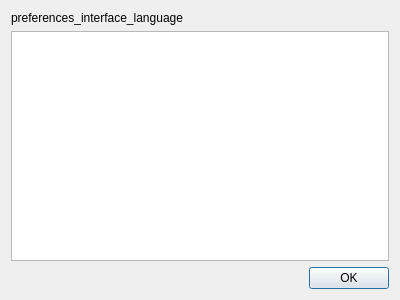
Old version of the form qt/aqt/forms/setlang.ui in the repository ankitects/anki.
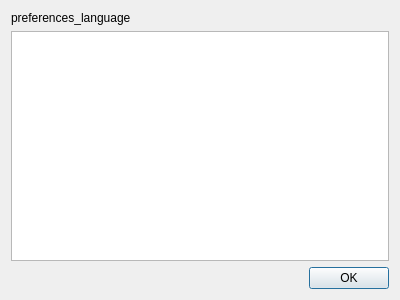
New version of the form.

Commit message:
Revamp preferences, add minimalist mode
Also:
- create additional and missing widget styles and tweak existing ones
- use single profile entry to set widget styles and reduce choices to Anki and Native

```diff
--- a/qt/aqt/forms/setlang.ui
+++ b/qt/aqt/forms/setlang.ui
@@ -17,7 +17,7 @@
    <item>
     <widget class="QLabel" name="label">
      <property name="text">
-      <string>preferences_interface_language</string>
+      <string>preferences_language</string>
      </property>
     </widget>
    </item>
```
The commit also changes 20 other files.
